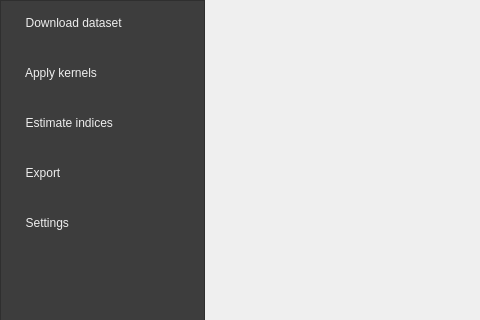
First picture: the form in geeGUI_dialog_base.ui, repository dima4914/gee, before the edit; both pictures show x 0 to 480 and y 0 to 320 of the 706 by 531 pixel window.
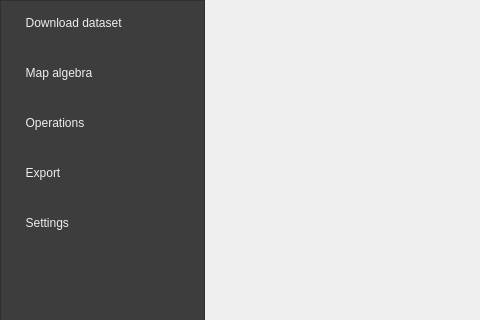
Second picture: the form after the edit. Icons and pictures are not drawn.

Commit message: Realized GUI of basic operations

Patch:
```diff
--- a/geeGUI_dialog_base.ui
+++ b/geeGUI_dialog_base.ui
@@ -289,7 +289,7 @@
       </item>
       <item>
        <property name="text">
-        <string>  Apply kernels</string>
+        <string>  Map algebra</string>
        </property>
        <property name="textAlignment">
         <set>AlignLeading|AlignVCenter</set>
@@ -301,7 +301,7 @@
       </item>
       <item>
        <property name="text">
-        <string>  Estimate indices</string>
+        <string>  Operations</string>
        </property>
        <property name="icon">
         <iconset>
```
Left out of the diff: 4 changed lines with no effect on the pictures. The commit also changes 3 other files.
